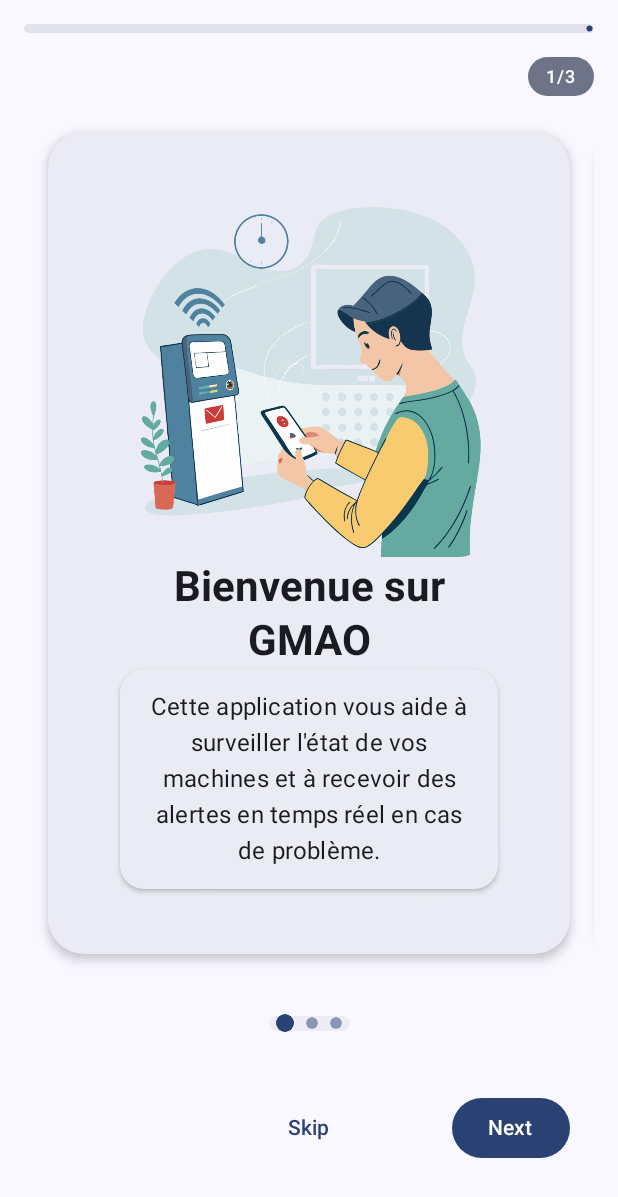
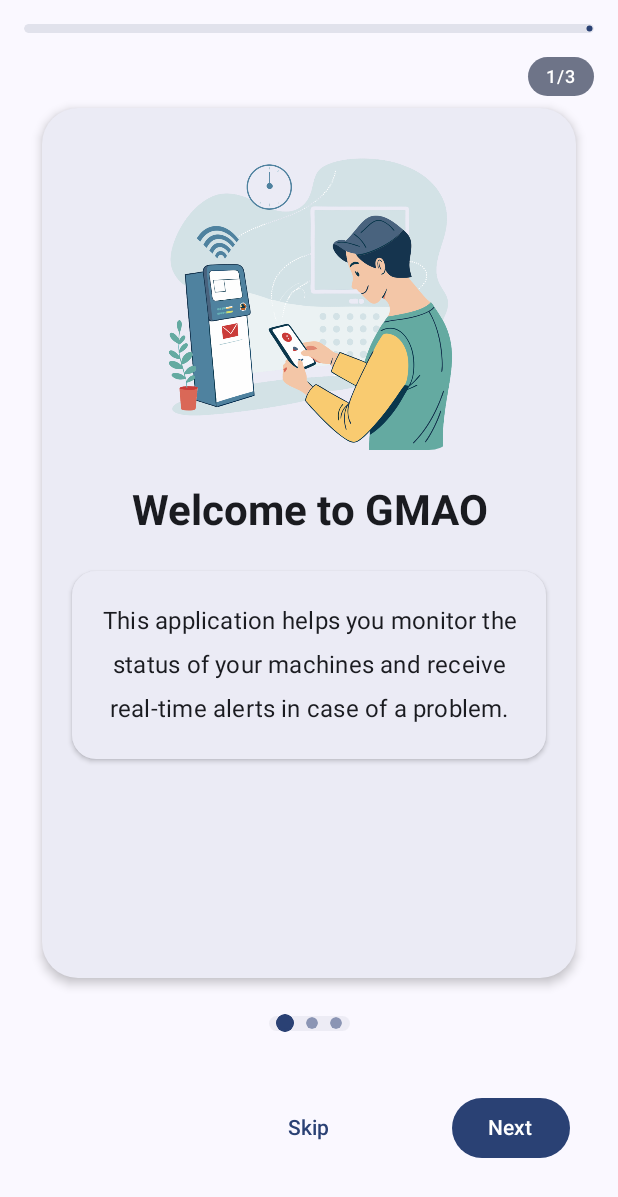
Before and after one commit to zenitsudono/GMAO-machines, an Android app built with Jetpack Compose: the screen it shows after launch (MainActivity), on a phone screen of 412 x 824 dp. Shown: the top 1197 px of the screen. Run offline under Robolectric (Android 15) with nearby library versions, the light colour scheme and no system bars; our stand-ins replace Firebase (no records; nobody signed in at launch, a user with empty details on screens opened directly).

Commit message:
url of signin and registration solved / translating onboarding

```diff
--- a/app/src/main/java/com/app/gmao_machines/ui/components/OnboardingPageContent.kt
+++ b/app/src/main/java/com/app/gmao_machines/ui/components/OnboardingPageContent.kt
@@ -7,7 +7,9 @@ import androidx.compose.animation.fadeIn
 import androidx.compose.animation.slideInVertically
 import androidx.compose.foundation.Image
 import androidx.compose.foundation.layout.*
+import androidx.compose.foundation.rememberScrollState
 import androidx.compose.foundation.shape.RoundedCornerShape
+import androidx.compose.foundation.verticalScroll
 import androidx.compose.material3.Card
 import androidx.compose.material3.CardDefaults
 import androidx.compose.material3.MaterialTheme
@@ -33,6 +35,9 @@ fun OnboardingPageContent(page: OnboardingPage, modifier: Modifier = Modifier) {
     val titleVisible = remember { MutableTransitionState(false) }
     val descriptionVisible = remember { MutableTransitionState(false) }
 
+    // Scroll state for long descriptions
+    val scrollState = rememberScrollState()
+
     // Sequence animations
     LaunchedEffect(page) {
         imageVisible.targetState = true
@@ -45,10 +50,12 @@ fun OnboardingPageContent(page: OnboardingPage, modifier: Modifier = Modifier) {
     Column(
         modifier = modifier
             .fillMaxSize()
-            .padding(24.dp),
+            .verticalScroll(scrollState),
         horizontalAlignment = Alignment.CenterHorizontally,
-        verticalArrangement = Arrangement.SpaceEvenly
+        verticalArrangement = Arrangement.Top
     ) {
+        Spacer(modifier = Modifier.height(16.dp))
+
         // Image Section
         AnimatedVisibility(
             visibleState = imageVisible,
@@ -58,11 +65,13 @@ fun OnboardingPageContent(page: OnboardingPage, modifier: Modifier = Modifier) {
                 painter = painterResource(id = page.imageRes),
                 contentDescription = null,
                 modifier = Modifier
-                    .size(240.dp)
+                    .size(200.dp)
                     .clip(RoundedCornerShape(20.dp)),
                 contentScale = ContentScale.Fit
             )
         }
+
+        Spacer(modifier = Modifier.height(24.dp))
 
         // Title Section
         AnimatedVisibility(
@@ -79,7 +88,9 @@ fun OnboardingPageContent(page: OnboardingPage, modifier: Modifier = Modifier) {
             )
         }
 
-        // Description Section - Now placed in a Card for better structure
+        Spacer(modifier = Modifier.height(24.dp))
+
+        // Description Section - Now with better spacing and guaranteed visibility
         AnimatedVisibility(
             visibleState = descriptionVisible,
             enter = fadeIn(tween(600)) + slideInVertically { it / 5 }
@@ -101,9 +112,12 @@ fun OnboardingPageContent(page: OnboardingPage, modifier: Modifier = Modifier) {
                     style = MaterialTheme.typography.bodyLarge,
                     color = MaterialTheme.colorScheme.onSurface,
                     textAlign = TextAlign.Center,
-                    modifier = Modifier.padding(16.dp)
+                    lineHeight = MaterialTheme.typography.bodyLarge.lineHeight * 1.2,
+                    modifier = Modifier.padding(horizontal = 16.dp, vertical = 24.dp)
                 )
             }
         }
+
+        Spacer(modifier = Modifier.height(16.dp))
     }
 }
--- a/app/src/main/java/com/app/gmao_machines/ui/screens/OnboardingScreen.kt
+++ b/app/src/main/java/com/app/gmao_machines/ui/screens/OnboardingScreen.kt
@@ -56,18 +56,18 @@ fun OnboardingScreen(
     // Define onboarding pages
     val pages = listOf(
         OnboardingPage(
-            title = "Bienvenue sur GMAO",
-            description = "Cette application vous aide à surveiller l'état de vos machines et à recevoir des alertes en temps réel en cas de problème.",
+            title = "Welcome to GMAO",
+            description = "This application helps you monitor the status of your machines and receive real-time alerts in case of a problem.",
             imageRes = R.drawable.firstonboarding
         ),
         OnboardingPage(
-            title = "Soyez alerté instantanément",
-            description = "Recevez des notifications dès qu'un problème est détecté sur une machine. Accédez à l'historique des interventions et planifiez les réparations efficacement.",
+            title = "Get alerted instantly",
+            description = "Receive notifications as soon as an issue is detected on a machine. Access the intervention history and plan repairs efficiently.",
             imageRes = R.drawable.secondonboarding
         ),
         OnboardingPage(
             title = "Get Started",
-            description = "You're all set! Start using the app now.",
+            description = "You're all set! Start using the app now and enjoy all the features it offers.",
             imageRes = R.drawable.lastonboarding
         )
     )
@@ -144,19 +144,20 @@ fun OnboardingScreen(
                 modifier = Modifier
                     .fillMaxWidth()
                     .weight(1f),
-                contentPadding = PaddingValues(horizontal = 8.dp, vertical = 16.dp)
+                contentPadding = PaddingValues(horizontal = 8.dp, vertical = 4.dp),
+                pageSpacing = 8.dp
             ) { page ->
                 Surface(
                     modifier = Modifier
                         .fillMaxSize()
-                        .padding(8.dp),
+                        .padding(4.dp),
                     shape = RoundedCornerShape(24.dp),
                     tonalElevation = 2.dp,
                     shadowElevation = 4.dp
                 ) {
                     OnboardingPageContent(
                         page = pages[page],
-                        modifier = Modifier.padding(16.dp)
+                        modifier = Modifier.padding(12.dp)
                     )
                 }
             }
```
Also changed, not shown: app/src/main/java/com/app/gmao_machines/ui/components/RegisterContent.kt (+4 -3 lines), app/src/main/java/com/app/gmao_machines/ui/components/SignInContent.kt (+4 -3 lines), app/src/main/java/com/app/gmao_machines/ui/screens/AuthScreen.kt (+9 -1 lines), app/src/main/java/com/app/gmao_machines/MainActivity.kt (line endings or trailing spaces).
